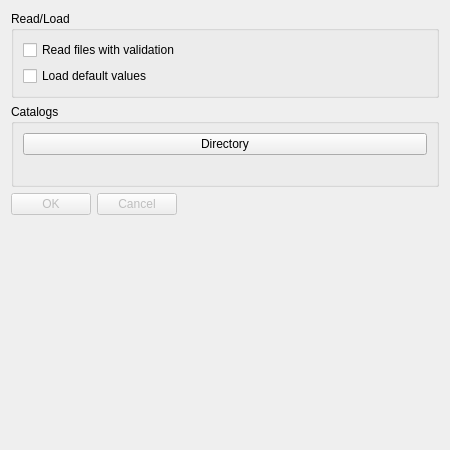
The window that src/OpenCOVER/DrivingSim/oddlot/src/gui/oscsettings.ui (hlrs-vis/covise) describes before a commit, drawn with Qt 5.
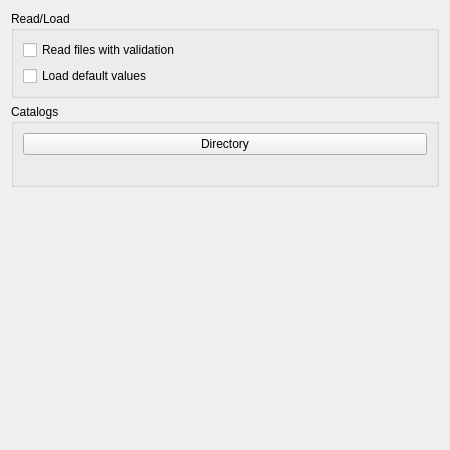
The same window after the commit.

Diff of the .ui file:
```diff
--- a/src/OpenCOVER/DrivingSim/oddlot/src/gui/oscsettings.ui
+++ b/src/OpenCOVER/DrivingSim/oddlot/src/gui/oscsettings.ui
@@ -14,19 +14,6 @@
    <string>Import Settings</string>
   </property>
   <layout class="QFormLayout" name="formLayout">
-   <item row="1" column="0">
-    <widget class="QDialogButtonBox" name="buttonBox">
-     <property name="enabled">
-      <bool>false</bool>
-     </property>
-     <property name="orientation">
-      <enum>Qt::Horizontal</enum>
-     </property>
-     <property name="standardButtons">
-      <set>QDialogButtonBox::Cancel|QDialogButtonBox::Ok</set>
-     </property>
-    </widget>
-   </item>
    <item row="0" column="0" colspan="2">
     <layout class="QVBoxLayout" name="verticalLayout_2">
      <item>
```
Left out of the diff: 35 changed lines with no effect on the pictures.
